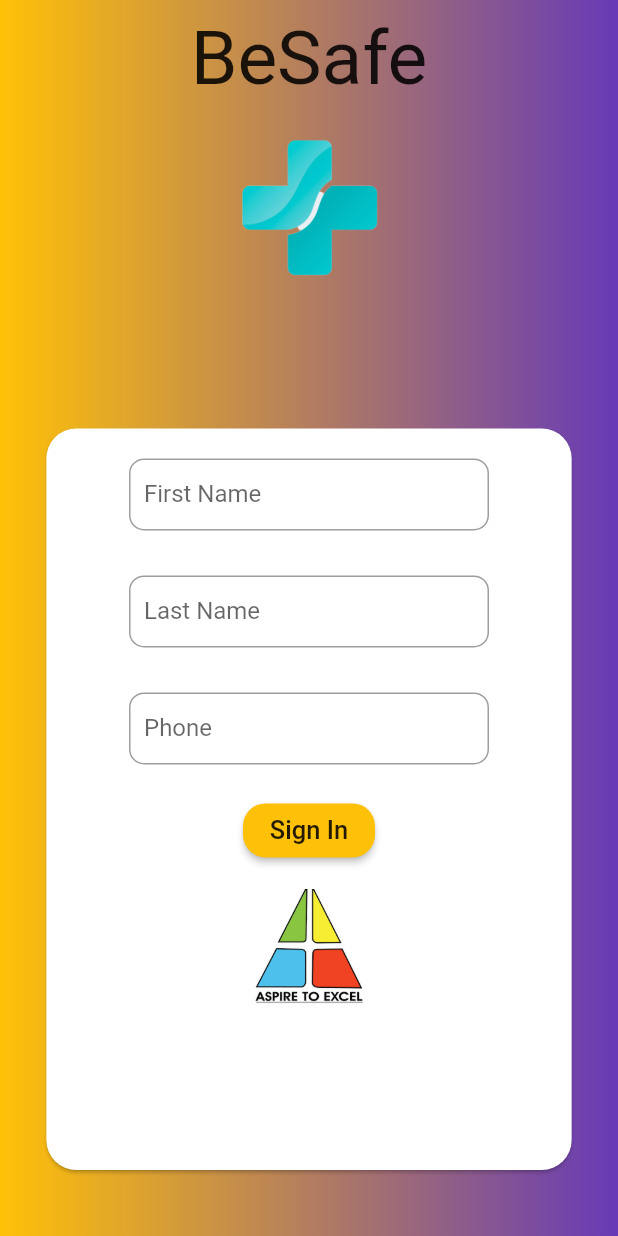
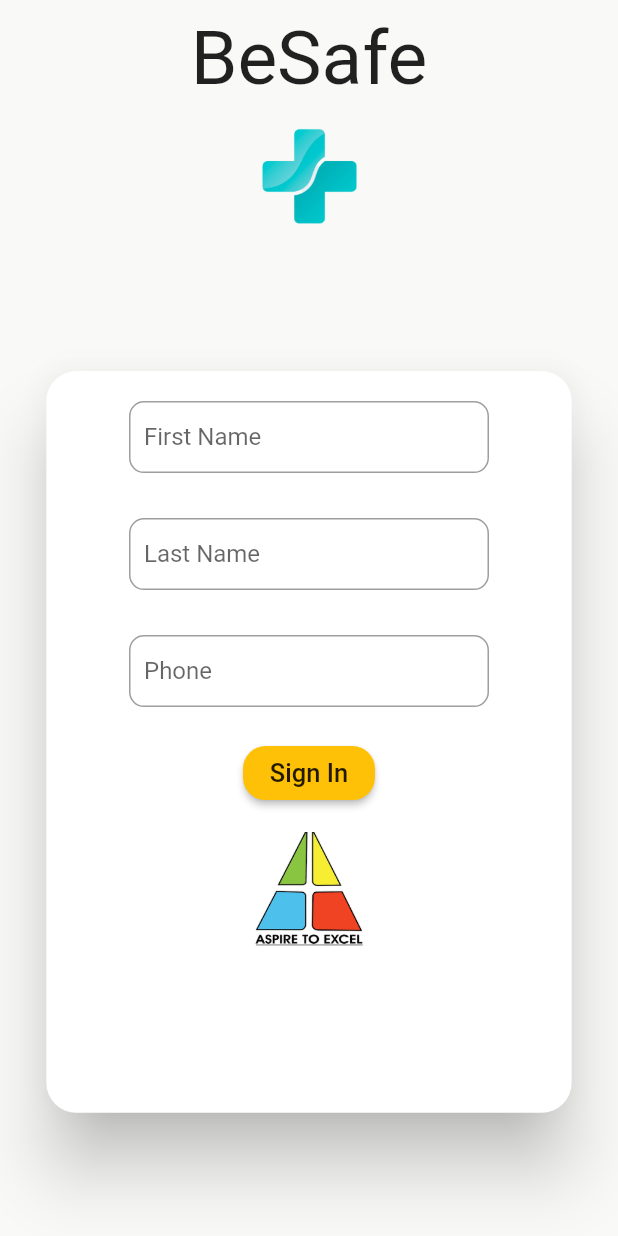
Before and after one commit to pratikksahu/besafe, a Flutter app: the screen it shows after launch, on a phone screen of 412 x 824 dp. Run offline on Flutter 3.47's test engine with Material 2 defaults, Android fonts, the phone set to English and light mode, and no system bars; missing offline and left inert: keyboard_visibility.

Commit message:
Added aimations to card and logo

```diff
--- /dev/null
+++ b/lib/circle_rotation.dart
@@ -0,0 +1,56 @@
+import 'package:flutter/material.dart';
+import 'package:flutter/animation.dart';
+import 'dart:math' as math;
+
+class CircleRotate extends StatefulWidget {
+  CircleRotate({Key key}) : super(key: key);
+
+  @override
+  _CircleRotateState createState() => _CircleRotateState();
+}
+
+class _CircleRotateState extends State<CircleRotate>
+    with TickerProviderStateMixin {
+  AnimationController _controller;
+  Animation<double> _animator;
+  @override
+  void initState() {
+    super.initState();
+    _controller = AnimationController(
+      // value: .1,
+      lowerBound: .2,
+      upperBound: 1,
+      duration: const Duration(milliseconds: 2000),
+      vsync: this,
+    );
+    _animator = CurvedAnimation(parent: _controller, curve: Curves.bounceInOut);
+    _controller.forward();
+  }
+
+  @override
+  void dispose() {
+    _controller.dispose();
+    super.dispose();
+  }
+
+  @override
+  Widget build(BuildContext context) {
+    return AnimatedBuilder(
+      animation: _controller,
+      child: Container(
+        height: 100,
+        width: 100,
+        child: Image.asset(
+          'assets/health.png',
+        ),
+      ),
+      builder: (BuildContext context, Widget child) {
+        return ScaleTransition(
+          // angle: _controller.value * math.pi,
+           scale: _animator,
+          child: child,
+        );
+      },
+    );
+  }
+}
--- a/lib/login_details.dart
+++ b/lib/login_details.dart
@@ -23,15 +23,16 @@ class _LoginDetailState extends State<LoginDetail> {
 
   @override
   Widget build(BuildContext context) {
-    return Container(
-      child: AnimatedContainer(
-        duration: Duration(milliseconds: 300),
+    return AnimatedContainer(
+      height: MediaQuery.of(context).size.height * .7 ,
+      curve: Curves.elasticIn,
+      duration: Duration(milliseconds: 500),
       alignment: childAlignment,
       child: Card(
+        elevation: 20.0,
         shape: RoundedRectangleBorder(
           borderRadius: BorderRadius.circular(20),
         ),
-
         child: Container(
           height: MediaQuery.of(context).size.height * .60,
           width: MediaQuery.of(context).size.width * .85,
@@ -130,7 +131,6 @@ class _LoginDetailState extends State<LoginDetail> {
           ),
         ),
       ),
-      ),
     );
   }
 }
--- a/lib/main.dart
+++ b/lib/main.dart
@@ -1,6 +1,8 @@
 import 'package:besafe/login_details.dart';
 import 'package:flutter/material.dart';
 import 'package:flutter/rendering.dart';
+
+import 'circle_rotation.dart';
 
 void main() {
   runApp(MyApp());
@@ -15,13 +17,7 @@ class MyApp extends StatelessWidget {
           resizeToAvoidBottomInset: false,
           body: Container(
             width: double.infinity,
-            decoration: BoxDecoration(
-              gradient: LinearGradient(
-                begin: Alignment.centerLeft,
-                end: Alignment.centerRight,
-                colors: [Colors.amber, Colors.deepPurple],
-              ),
-            ),
+            color: Color.fromARGB(255, 249, 250, 247),
             child: Column(
               children: <Widget>[
                 Container(
@@ -35,24 +31,8 @@ class MyApp extends StatelessWidget {
                     ),
                   ),
                 ),
-                Expanded(
-                  flex: 2,
-                  child: Stack(
-                    alignment: Alignment.center,
-                    children: <Widget>[
-                      Image.asset(
-                        'assets/health.png',
-                      ),
-                    ],
-                  ),
-                ),
-                Expanded(
-                  flex: 8,
-                  child: LoginDetail(),
-                ),
-                SizedBox(
-                  height: 40.0,
-                )
+                CircleRotate(),
+                LoginDetail(),
               ],
             ),
           ),
```
Lines whose indentation alone changed are shown as unchanged.
